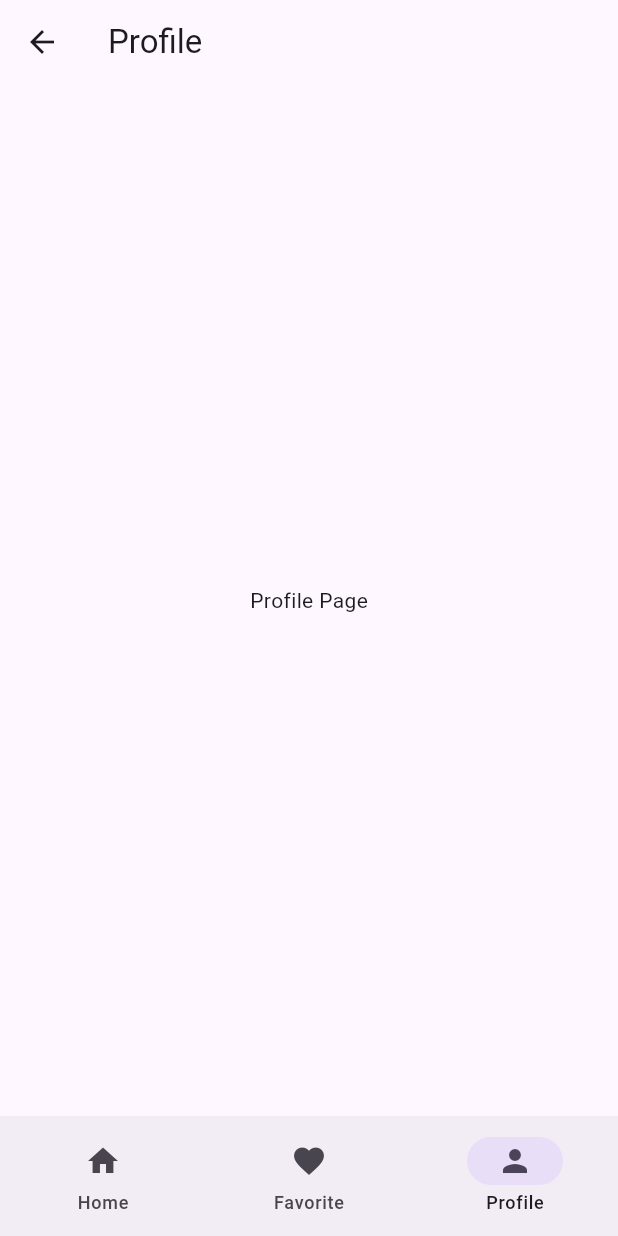
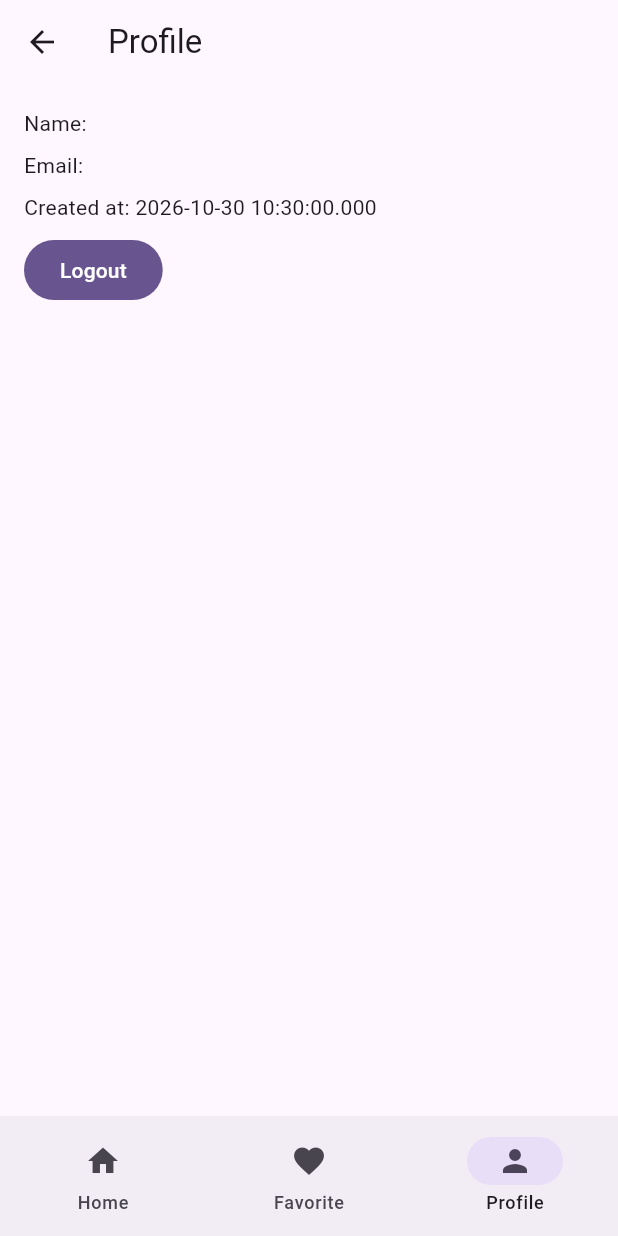
Before and after one commit to yuisa-scarlet/praktikum_papb, a Flutter app: the ProfilePage screen opened by its route, on a phone screen of 412 x 824 dp. Run offline on Flutter 3.47's test engine with Material 3 defaults, Android fonts, the phone set to English and light mode, and no system bars; our stand-ins replace get, shared_preferences, sqflite; accounts and stored records are empty.

Commit message:
feat: add middleware login check

```diff
--- /dev/null
+++ b/lib/middleware/auth_middleware.dart
@@ -0,0 +1,14 @@
+import 'package:flutter/material.dart';
+import 'package:get/get.dart';
+import 'package:praktikum_papb/service/auth_service.dart';
+import 'package:praktikum_papb/routes/app_routes.dart';
+
+class AuthMiddleware extends GetMiddleware {
+  @override
+  RouteSettings? redirect(String? route) {
+    final auth = Get.find<AuthService>();
+
+    // null is can continue, otherwise redirect to login
+    return auth.isLoggedIn ? null : const RouteSettings(name: AppRoutes.login);
+  }
+}
--- /dev/null
+++ b/lib/middleware/guest_middleware.dart
@@ -0,0 +1,14 @@
+import 'package:flutter/material.dart';
+import 'package:get/get.dart';
+import 'package:praktikum_papb/service/auth_service.dart';
+import 'package:praktikum_papb/routes/app_routes.dart';
+
+class GuestMiddleware extends GetMiddleware {
+  @override
+  RouteSettings? redirect(String? route) {
+    final auth = Get.find<AuthService>();
+
+    // null is can continue, otherwise redirect to home
+    return auth.isLoggedIn ? const RouteSettings(name: AppRoutes.home) : null;
+  }
+}
--- a/lib/pages/profile_page.dart
+++ b/lib/pages/profile_page.dart
@@ -1,4 +1,6 @@
 import 'package:flutter/material.dart';
+import 'package:get/get.dart';
+import 'package:praktikum_papb/service/auth_service.dart';
 import 'package:praktikum_papb/widgets/app_bottom_nav.dart';
 
 class ProfilePage extends StatelessWidget {
@@ -6,14 +8,68 @@ class ProfilePage extends StatelessWidget {
 
   @override
   Widget build(BuildContext context) {
+    final auth = Get.find<AuthService>();
+
     return Scaffold(
       appBar: AppBar(
         title: const Text('Profile'),
       ),
-      body: const Center(
-        child: Text('Profile Page'),
-      ),
+      body: Obx(() {
+        final user = auth.currentUser.value;
+        if (user == null) {
+          return const Center(
+            child: Text('No user logged in'),
+          );
+        }
+
+        return Padding(
+          padding: const EdgeInsets.all(16.0),
+          child: Column(
+            crossAxisAlignment: CrossAxisAlignment.start,
+            children: [
+              Text('Name: ${user.name}'),
+              const SizedBox(height: 8),
+              Text('Email: ${user.email}'),
+              const SizedBox(height: 8),
+              Text('Created at: ${user.createdAt}'),
+              const SizedBox(height: 8),
+              FilledButton(
+                onPressed: () {
+                  _confirmDialog(auth);
+                },
+                child: const Text('Logout'),
+              )
+            ],
+          ),
+        );
+      }),
       bottomNavigationBar: const AppBottomNav(currentIndex: 2),
     );
   }
+
+  Future<void> _confirmDialog(AuthService auth) async {
+    final result = await showDialog<bool>(
+      context: Get.context!,
+      builder: (context) {
+        return AlertDialog(
+          title: const Text('Confirm Logout'),
+          content: const Text('Are you sure you want to logout?'),
+          actions: [
+            TextButton(
+              onPressed: () => Navigator.of(context).pop(false),
+              child: const Text('Cancel'),
+            ),
+            TextButton(
+              onPressed: () => Navigator.of(context).pop(true),
+              child: const Text('Logout'),
+            ),
+          ],
+        );
+      },
+    );
+
+    if (result == true) {
+      auth.logout();
+    }
+  }
 }
--- a/lib/routes/app_pages.dart
+++ b/lib/routes/app_pages.dart
@@ -1,4 +1,6 @@
 import 'package:get/get.dart';
+import 'package:praktikum_papb/middleware/auth_middleware.dart';
+import 'package:praktikum_papb/middleware/guest_middleware.dart';
 import 'package:praktikum_papb/pages/post_detail_page.dart';
 import 'package:praktikum_papb/pages/post_list_page.dart';
 import 'package:praktikum_papb/pages/favorite_page.dart';
@@ -12,39 +14,45 @@ import 'package:praktikum_papb/routes/app_routes.dart';
 class AppPages {
   AppPages._();
 
-  static const initial = AppRoutes.login;
+  static const initial = AppRoutes.home;
 
   static final routes = [
     GetPage(
       name: AppRoutes.home,
       page: () => const PostListPage(),
-      transition: Transition.noTransition
+      transition: Transition.noTransition,
+      middlewares: [AuthMiddleware()],
     ),
     GetPage(
       name: AppRoutes.favorite,
       page: () => const FavoritePage(),
-      transition: Transition.noTransition
+      transition: Transition.noTransition,
+      middlewares: [AuthMiddleware()],
     ),
     GetPage(
       name: AppRoutes.profile,
       page: () => const ProfilePage(),
-      transition: Transition.noTransition
+      transition: Transition.noTransition,
+      middlewares: [AuthMiddleware()],
     ),
     GetPage(
       name: AppRoutes.postDetail,
       page: () => PostDetailPage(postId: int.tryParse(Get.parameters['id'] ?? '')),
+      middlewares: [AuthMiddleware()],
     ),
     GetPage(
       name: AppRoutes.register,
       page: () => const RegisterPage(),
       transition: Transition.noTransition,
-      binding: BindingsBuilder(() => Get.lazyPut(() => RegisterController()))
+      binding: BindingsBuilder(() => Get.lazyPut(() => RegisterController())),
+      middlewares: [GuestMiddleware()],
     ),
     GetPage(
       name: AppRoutes.login,
       page: () => const LoginPage(),
       transition: Transition.noTransition,
-      binding: BindingsBuilder(() => Get.lazyPut(() => LoginController()))
+      binding: BindingsBuilder(() => Get.lazyPut(() => LoginController())),
+      middlewares: [GuestMiddleware()],
     ),
   ];
 }
--- a/lib/service/auth_service.dart
+++ b/lib/service/auth_service.dart
@@ -4,6 +4,7 @@ import 'package:crypto/crypto.dart';
 import 'package:get/get.dart';
 import 'package:praktikum_papb/database/app_database.dart';
 import 'package:praktikum_papb/model/user.dart';
+import 'package:shared_preferences/shared_preferences.dart';
 
 class AuthException implements Exception {
   final String message;
@@ -15,13 +16,25 @@ class AuthException implements Exception {
 }
 
 class AuthService extends GetxService {
+  static const _sessionKey = 'session_user_id';
+
   final AppDatabase database;
+  final SharedPreferences prefs;
 
-  AuthService({required this.database});
+  AuthService({required this.database, required this.prefs});
 
   final currentUser = Rxn<User>();
 
   bool get isLoggedIn => currentUser.value != null;
+
+  Future<AuthService> init() async {
+    final userId = prefs.getInt(_sessionKey);
+    if (userId != null) {
+      final user = await database.findUserById(userId);
+      currentUser.value = user;
+    }
+    return this;
+  }
 
   Future<void> register({
     required String name,
@@ -54,10 +67,12 @@ class AuthService extends GetxService {
       throw AuthException('Invalid email or password');
     }
 
+    await prefs.setInt(_sessionKey, user.id!);
     currentUser.value = user;
   }
 
   Future<void> logout() async {
+    await prefs.remove(_sessionKey);
     currentUser.value = null;
   }
 
--- a/lib/widgets/app_bottom_nav.dart
+++ b/lib/widgets/app_bottom_nav.dart
@@ -8,9 +8,9 @@ class AppBottomNav extends StatelessWidget {
   const AppBottomNav({super.key, required this.currentIndex});
 
   static const _routes = [
-    AppRoutes.home,
-    AppRoutes.favorite,
-    AppRoutes.profile
+    AppRoutes.home, // 0
+    AppRoutes.favorite, // 1
+    AppRoutes.profile // 2
   ];
 
   @override
```
Also changed, not shown: lib/binding/initial_binding.dart (added, +12 -0 lines), lib/main.dart (+14 -6 lines), lib/pages/post_list_page.dart (indentation only).
